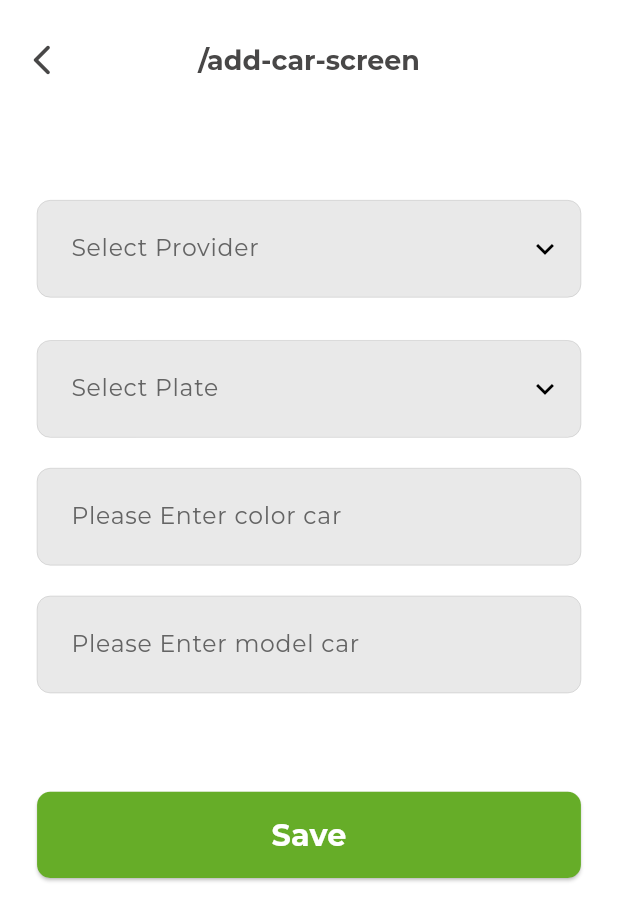
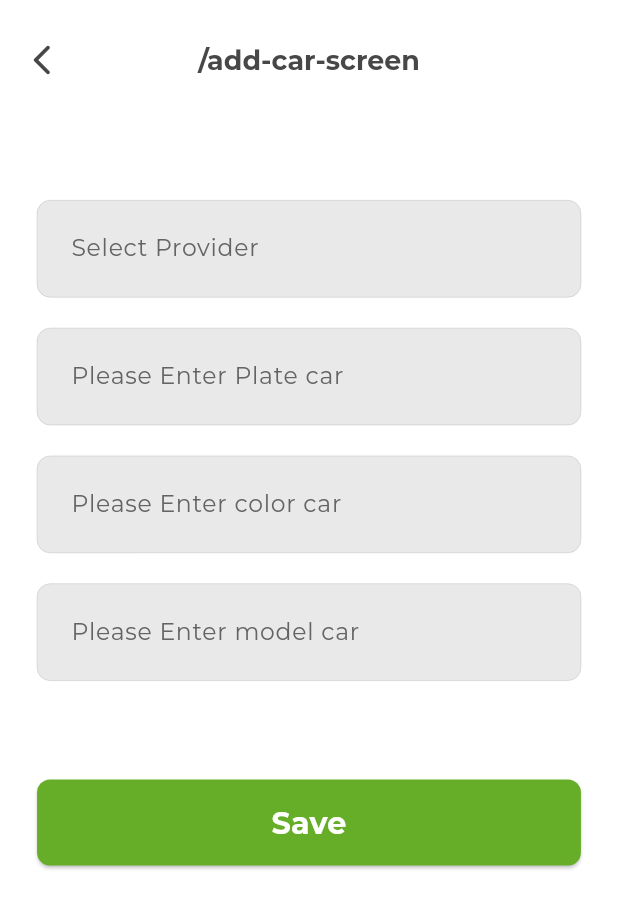
Before and after one commit to AhmedShehatah/evcs, a Flutter app: the AddCarScreen screen opened by its route, on a phone screen of 412 x 824 dp. Shown: the top 921 px of the screen. Run offline on Flutter 3.47's test engine with Material 3 defaults, Android fonts, the phone set to English and light mode, and no system bars; drawn by our look-alikes of flutter_advanced_drawer; our stand-ins replace bloc, cached_network_image, dio, flutter_bloc, flutter_dotenv, flutter_screenutil and 10 more; missing offline and left inert: awesome_dio_interceptor; accounts and stored records are empty; statements that could not run were skipped.

```diff
--- a/lib/core/localization/app_en.arb
+++ b/lib/core/localization/app_en.arb
@@ -22,5 +22,10 @@
   "enterLastName":"Enter Your Last Name",
   "phoneNum":"Phone Number",
   "enterPhone":"Enter Your Phone Number",
-  "haveAcc":"Already have an account ?"
+  "haveAcc":"Already have an account ?",
+  "providerCar":"Select Provider",
+  "plateCar":"Please Enter Plate car",
+  "colorCar":"Please Enter color car",
+  "modelCar":"Please Enter model car",
+  "save":"Save"
 }
--- a/lib/core/localization/app_localizations.dart
+++ b/lib/core/localization/app_localizations.dart
@@ -218,6 +218,36 @@ abstract class AppLocalizations {
   /// In ar, this message translates to:
   /// **'تمتلك حساب ؟'**
   String get haveAcc;
+
+  /// No description provided for @providerCar.
+  ///
+  /// In ar, this message translates to:
+  /// **'اختر الماركة'**
+  String get providerCar;
+
+  /// No description provided for @plateCar.
+  ///
+  /// In ar, this message translates to:
+  /// **'الرجاء إدخال رقم لوحة السيارة'**
+  String get plateCar;
+
+  /// No description provided for @colorCar.
+  ///
+  /// In ar, this message translates to:
+  /// **'الرجاء إدخال لون السيارة'**
+  String get colorCar;
+
+  /// No description provided for @modelCar.
+  ///
+  /// In ar, this message translates to:
+  /// **'الرجاء إدخال موديل السيارة'**
+  String get modelCar;
+
+  /// No description provided for @save.
+  ///
+  /// In ar, this message translates to:
+  /// **'حفظ'**
+  String get save;
 }
 
 class _AppLocalizationsDelegate extends LocalizationsDelegate<AppLocalizations> {
--- a/lib/core/localization/app_localizations_en.dart
+++ b/lib/core/localization/app_localizations_en.dart
@@ -66,4 +66,19 @@ class AppLocalizationsEn extends AppLocalizations {
 
   @override
   String get haveAcc => 'Already have an account ?';
+
+  @override
+  String get providerCar => 'Select Provider';
+
+  @override
+  String get plateCar => 'Please Enter Plate car';
+
+  @override
+  String get colorCar => 'Please Enter color car';
+
+  @override
+  String get modelCar => 'Please Enter model car';
+
+  @override
+  String get save => 'Save';
 }
--- a/lib/core/network/api_provider.dart
+++ b/lib/core/network/api_provider.dart
@@ -87,6 +87,10 @@ class ApiProvider {
         DIManager.findDep<SharedPrefs>().setToken(response.data['token']);
       }
 
+      if (response.data['message'] != null) {
+        return Result(data: converter!(response.data));
+      }
+
       if (converterList != null) {
         return Result(data: converterList(response.data['data']));
       }
--- a/lib/data/models/car/add_car_request.dart
+++ b/lib/data/models/car/add_car_request.dart
@@ -5,9 +5,9 @@ part 'add_car_request.g.dart';
 @Freezed(toJson: true, fromJson: false)
 class AddCarRequest with _$AddCarRequest {
   const factory AddCarRequest({
-    required String brand,
-    required String model,
-    required String plate_number,
-    required String color,
+    required String? brand,
+    required String? model,
+    @JsonKey(name: 'plate_number') required String? plateNumber,
+    required String? color,
   }) = _AddCarRequest;
 }
--- a/lib/data/repositories/car/car_repo.dart
+++ b/lib/data/repositories/car/car_repo.dart
@@ -1,16 +1,17 @@
 import 'package:evcs/core/results/result.dart';
 import 'package:evcs/data/models/car/add_car_request.dart';
+import 'package:evcs/data/models/car/add_car_response.dart';
 import 'package:evcs/data/sources/car/car_remote_data_source.dart';
 
 class CarRepo implements ICarRepo {
   final CarRemoteDataSource _carRemoteDataSource;
   CarRepo(this._carRemoteDataSource);
   @override
-  Future<Result<void>> addCar(AddCarRequest request) async {
+  Future<Result<AddCarResponse>> addCar(AddCarRequest request) async {
     return await _carRemoteDataSource.addCar(request);
   }
 }
 
 abstract class ICarRepo {
-  Future<Result<void>> addCar(AddCarRequest request);
+  Future<Result<AddCarResponse>> addCar(AddCarRequest request);
 }
--- a/lib/data/sources/car/car_remote_data_source.dart
+++ b/lib/data/sources/car/car_remote_data_source.dart
@@ -3,12 +3,15 @@ import 'package:evcs/core/network/http_method.dart';
 import 'package:evcs/core/results/result.dart';
 import 'package:evcs/data/endpoints/app_endpoints.dart';
 import 'package:evcs/data/models/car/add_car_request.dart';
+import 'package:evcs/data/models/car/add_car_response.dart';
 
 class CarRemoteDataSource {
-  Future<Result<void>> addCar(AddCarRequest request) async {
+  Future<Result<AddCarResponse>> addCar(AddCarRequest request) async {
     return await RemoteDataSource.request(
+        converter: (model) => AddCarResponse.fromJson(model),
         method: HttpMethod.POST,
         url: AppEndpoints.addCar,
+        requiresToken: true,
         data: request.toJson());
   }
 }
--- a/lib/features/cars/cubit/add_car_cubit.dart
+++ b/lib/features/cars/cubit/add_car_cubit.dart
@@ -18,11 +18,13 @@ class AddCarCubit extends Cubit<AddCarState> {
     DIManager.findAC().showLoading();
     _carRepo.addCar(request).then((result) {
       DIManager.findAC().hideLoading();
+      print("test${result.toString()}");
       if (result.hasDataOnly) {
         CustomSnackbar.showSnackbar("Done Successfully");
         emit(state.copyWith(addCarState: const BaseSuccessState()));
         DIManager.findNavigator().offAll(GarageScreen.routeName);
       } else {
+        print("Failed${result.error}");
         CustomSnackbar.showErrorSnackbar(result.error!);
         emit(state.copyWith(addCarState: BaseFailState(error: result.error!)));
       }
--- a/lib/features/cars/pages/add_car_screen.dart
+++ b/lib/features/cars/pages/add_car_screen.dart
@@ -31,8 +31,8 @@ class _AddCarScreenState extends State<AddCarScreen> {
   AutovalidateMode _autoValidateMode = AutovalidateMode.disabled;
   final _localization = DIManager.findDep<LocaleCubit>().appLocalizations;
 
-  final List<String> providers = [];
-  final List<String> plates = [];
+  // final List<String> providers = [];
+  // final List<String> plates = [];
 
   @override
   Widget build(BuildContext context) {
@@ -66,45 +66,28 @@ class _AddCarScreenState extends State<AddCarScreen> {
                   CustomFormField(
                     hasAboveTitle: false,
                     controller: carProviderController,
-                    hint: selectedProvider ?? 'Select Provider',
+                    hint: selectedProvider ?? _localization.providerCar,
                     // disabled: true,
-                    suffix: const Icon(Icons.keyboard_arrow_down),
-                  ),
-                  // ),
-                  const VerticalPadding(2),
-                  // InkWell(
-                  //   onTap: () => CustomBottomSheet.showBottomSheet(
-                  //     CustomDropdown(
-                  //       title: 'Select Plate',
-                  //       items: plates,
-                  //       onItemSelected: (selected) {
-                  //         setState(() {
-                  //           selectedPlate = selected;
-                  //           carPlateController.text = selected;
-                  //         });
-                  //       },
-                  //     ),
-                  //   ),
-                  //   child:
-                  CustomFormField(
-                    hasAboveTitle: false,
-                    controller: carPlateController,
-                    hint: selectedPlate ?? 'Select Plate',
-                    // disabled: true,
-                    suffix: const Icon(Icons.keyboard_arrow_down),
+                    // suffix: const Icon(Icons.keyboard_arrow_down),
                   ),
                   // ),
                   const VerticalPadding(1),
                   CustomFormField(
                     hasAboveTitle: false,
+                    controller: carPlateController,
+                    hint: selectedPlate ?? _localization.plateCar,
+                  ),
+                  const VerticalPadding(1),
+                  CustomFormField(
+                    hasAboveTitle: false,
                     controller: carColorController,
-                    hint: 'Please Enter color car',
+                    hint: _localization.colorCar,
                   ),
                   const VerticalPadding(1),
                   CustomFormField(
                     hasAboveTitle: false,
                     controller: carModelController,
-                    hint: 'Please Enter model car',
+                    hint: _localization.modelCar,
                   ),
                   const VerticalPadding(8),
                   AppDefaultButton(
@@ -116,12 +99,12 @@ class _AddCarScreenState extends State<AddCarScreen> {
                         DIManager.findDep<AddCarCubit>().addCar(AddCarRequest(
                           brand: carProviderController.text,
                           model: carModelController.text,
-                          plate_number: carPlateController.text,
+                          plateNumber: carPlateController.text,
                           color: carColorController.text,
                         ));
                       }
                     },
-                    title: 'Save',
+                    title: _localization.save,
                   ),
                 ],
               ),
```
Also changed, not shown: lib/core/localization/app_ar.arb (+6 -1 lines), lib/core/localization/app_localizations_ar.dart (+15 -0 lines), lib/data/models/car/add_car_response.dart (added, +13 -0 lines), lib/data/models/car/add_car_request.freezed.dart, lib/data/models/car/add_car_request.g.dart, 1 other file.
